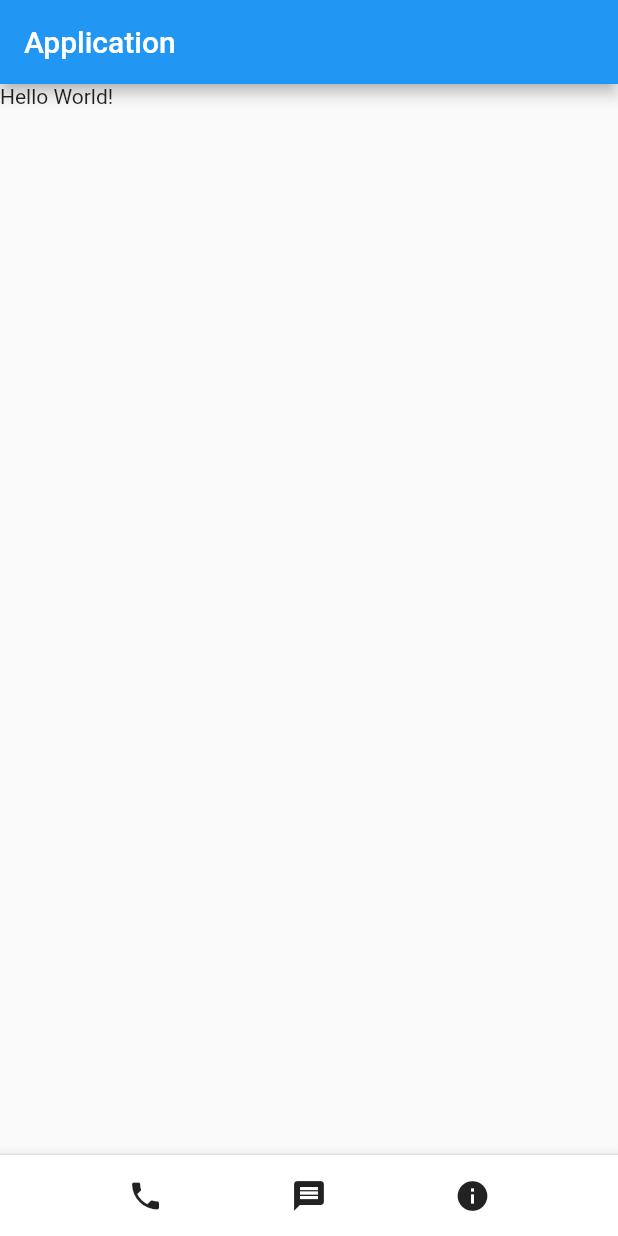
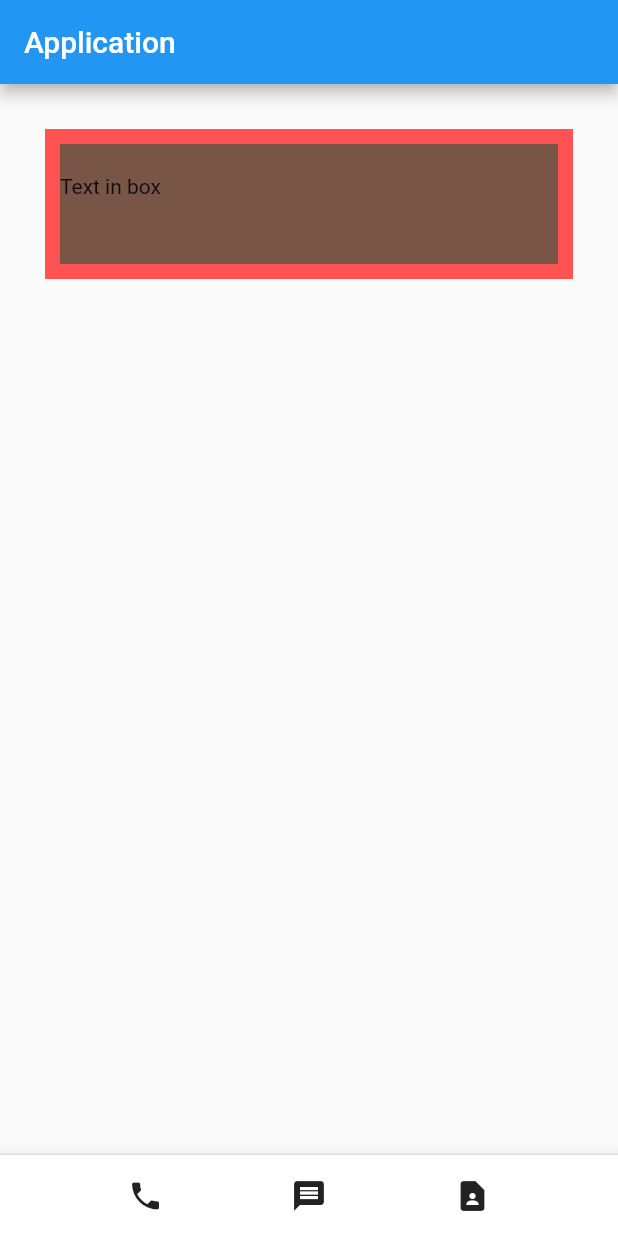
Before and after one commit to apeachicetea/contact, a Flutter app: the screen it shows after launch, on a phone screen of 412 x 824 dp. Run offline on Flutter 3.47's test engine with Material 2 defaults, Android fonts, the phone set to English and light mode, and no system bars.

Commit message:
Edit layout

```diff
--- a/lib/main.dart
+++ b/lib/main.dart
@@ -15,7 +15,20 @@ class MyApp extends StatelessWidget {
       appBar: AppBar(
         title: Text('Application'),
       ),
-      body: Text('Hello World!'),
+      body: Align(
+        alignment: Alignment.topRight,
+        child: Container(
+          width: double.infinity,
+          height: 100,
+          margin: EdgeInsets.all(30),
+          padding: EdgeInsets.fromLTRB(0, 20, 0, 20),
+          decoration: BoxDecoration(
+            color: Colors.brown,
+            border: Border.all(width: 10,color: Colors.redAccent)
+          ),
+          child: Text('Text in box'),
+        ),
+      ),
       bottomNavigationBar: BottomAppBar(
           child: Container(
         width: double.infinity,
@@ -28,7 +41,7 @@ class MyApp extends StatelessWidget {
           children: [
             Icon(Icons.phone),
             Icon(Icons.message),
-            Icon(Icons.info),
+            Icon(Icons.contact_page),
           ],
         ),
       )),
```
